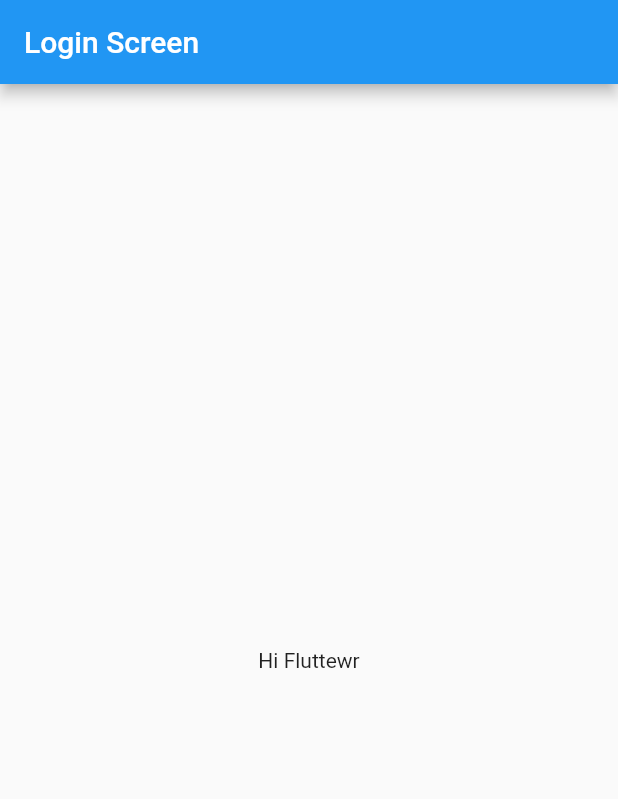
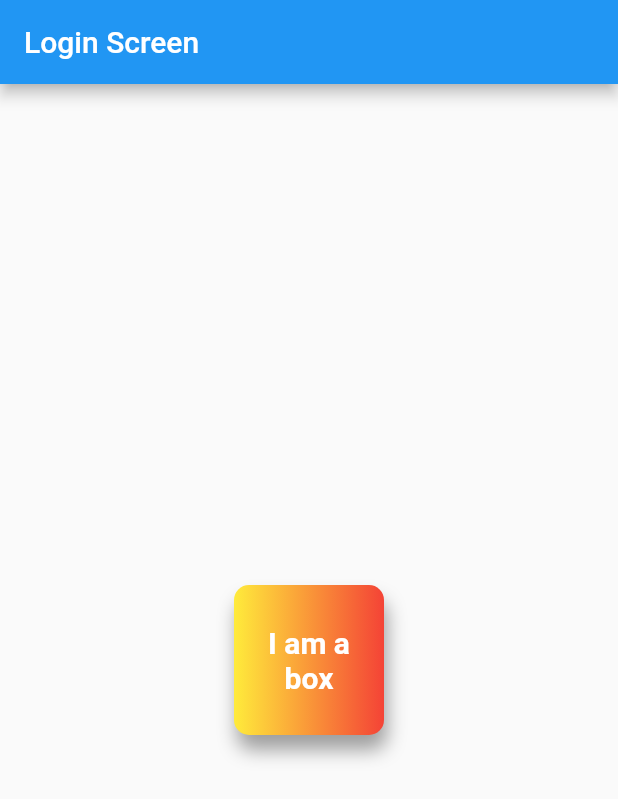
Before and after one commit to ShivamJaysawal/flutter_app, a Flutter app: the screen it shows after launch, on a phone screen of 412 x 824 dp. Shown: the top 799 px of the screen. Run offline on Flutter 3.47's test engine with Material 2 defaults, Android fonts, the phone set to English and light mode, and no system bars.

Commit message:
chapter 2 completed

```diff
--- a/lib/main.dart
+++ b/lib/main.dart
@@ -15,9 +15,28 @@ class HomePage extends StatelessWidget {
       appBar: AppBar(
         title: Text("Login Screen"),
       ),
-      body: Container(
-        child: Center(child: Text("Hi Fluttewr")),
-      ),
+      body: Center(
+        child: Container(
+
+          width: 100,
+          height: 100,
+          padding: EdgeInsets.all(8),
+          alignment:Alignment.center ,
+          decoration: BoxDecoration(
+           borderRadius:BorderRadius.circular(10),
+            boxShadow: [BoxShadow(color: Colors.grey, blurRadius: 10,offset: Offset(2.0,10.0))],
+            color: Colors.teal,
+            gradient: LinearGradient(
+              colors: [Colors.yellow,Colors.red]
+            )
+          ),
+          child: Text("I am a box",textAlign: TextAlign.center,style: TextStyle(
+            color: Colors.white,
+            fontWeight:FontWeight.bold,
+            fontSize: 20
+          ),),
+        ),
+      )
     );
   }
 }
```
